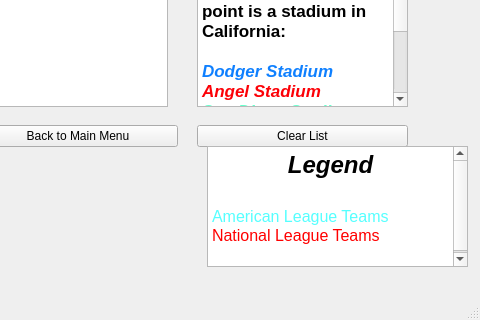
Qt form mainwindow.ui (WinterCS003/Project-2) before a commit; both pictures show x 403 to 883 and y 414 to 734 of the 883 by 734 pixel window.
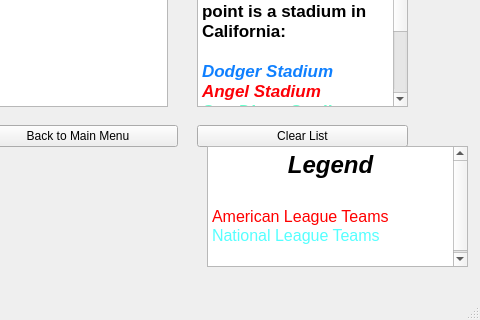
The same form after that commit. The open tabs and pages were chosen to show the change. Icons and pictures are not drawn. Custom widgets are drawn as their Qt base class.

What changed in the file:
```diff
--- a/mainwindow.ui
+++ b/mainwindow.ui
@@ -1068,8 +1068,8 @@
 &lt;/style&gt;&lt;/head&gt;&lt;body style=&quot; font-family:'MS Shell Dlg 2'; font-size:8.25pt; font-weight:400; font-style:normal;&quot;&gt;
 &lt;p align=&quot;center&quot; style=&quot; margin-top:0px; margin-bottom:0px; margin-left:0px; margin-right:0px; -qt-block-indent:0; text-indent:0px;&quot;&gt;&lt;span style=&quot; font-size:18pt; font-weight:600; font-style:italic;&quot;&gt;Legend&lt;/span&gt;&lt;/p&gt;
 &lt;p align=&quot;center&quot; style=&quot;-qt-paragraph-type:empty; margin-top:0px; margin-bottom:0px; margin-left:0px; margin-right:0px; -qt-block-indent:0; text-indent:0px; font-size:18pt; font-weight:600; font-style:italic;&quot;&gt;&lt;br /&gt;&lt;/p&gt;
-&lt;p style=&quot; margin-top:0px; margin-bottom:0px; margin-left:0px; margin-right:0px; -qt-block-indent:0; text-indent:0px;&quot;&gt;&lt;span style=&quot; font-size:12pt; color:#55ffff;&quot;&gt;American League Teams&lt;/span&gt;&lt;/p&gt;
-&lt;p style=&quot; margin-top:0px; margin-bottom:0px; margin-left:0px; margin-right:0px; -qt-block-indent:0; text-indent:0px;&quot;&gt;&lt;span style=&quot; font-size:12pt; color:#ff0000;&quot;&gt;National League Teams&lt;/span&gt;&lt;/p&gt;
+&lt;p style=&quot; margin-top:0px; margin-bottom:0px; margin-left:0px; margin-right:0px; -qt-block-indent:0; text-indent:0px;&quot;&gt;&lt;span style=&quot; font-size:12pt; color:#ff0000;&quot;&gt;American League Teams&lt;/span&gt;&lt;/p&gt;
+&lt;p style=&quot; margin-top:0px; margin-bottom:0px; margin-left:0px; margin-right:0px; -qt-block-indent:0; text-indent:0px;&quot;&gt;&lt;span style=&quot; font-size:12pt; color:#55ffff;&quot;&gt;National League Teams&lt;/span&gt;&lt;/p&gt;
 &lt;p align=&quot;center&quot; style=&quot;-qt-paragraph-type:empty; margin-top:0px; margin-bottom:0px; margin-left:0px; margin-right:0px; -qt-block-indent:0; text-indent:0px; font-size:12pt; font-weight:600; font-style:italic;&quot;&gt;&lt;br /&gt;&lt;/p&gt;&lt;/body&gt;&lt;/html&gt;</string>
     </property>
    </widget>
```
Left out of the diff: 4 changed lines with no effect on the pictures.
